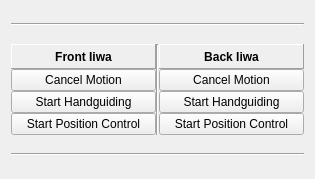
Before: the Qt Designer form iiwas_rqt/resource/IiwasManager.ui in PuzeLiu/iiwas_core, drawn with Qt 5.
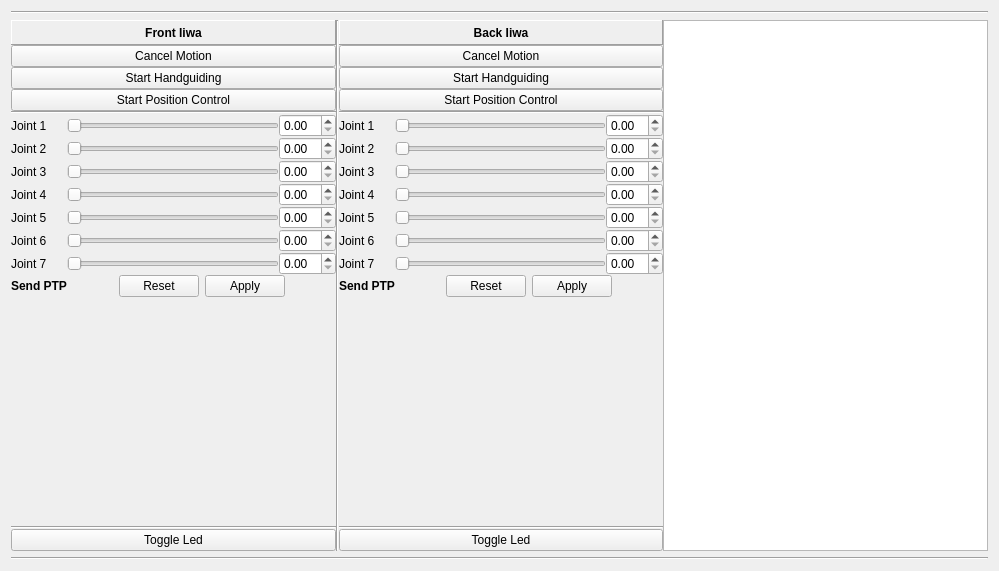
After: the same form once the commit is applied.

What changed in the file:
```diff
--- a/iiwas_rqt/resource/IiwasManager.ui
+++ b/iiwas_rqt/resource/IiwasManager.ui
@@ -6,8 +6,8 @@
    <rect>
     <x>0</x>
     <y>0</y>
-    <width>315</width>
-    <height>179</height>
+    <width>999</width>
+    <height>571</height>
    </rect>
   </property>
   <property name="sizePolicy">
@@ -104,6 +104,204 @@
          </property>
         </widget>
        </item>
+       <item>
+        <widget class="Line" name="line_3">
+         <property name="orientation">
+          <enum>Qt::Horizontal</enum>
+         </property>
+        </widget>
+       </item>
+       <item>
+        <layout class="QFormLayout" name="formLayout">
+         <property name="fieldGrowthPolicy">
+          <enum>QFormLayout::AllNonFixedFieldsGrow</enum>
+         </property>
+         <item row="0" column="0">
+          <widget class="QLabel" name="label_joint_f_1">
+           <property name="text">
+            <string>Joint 1</string>
+           </property>
+          </widget>
+         </item>
+         <item row="0" column="1">
+          <layout class="QHBoxLayout" name="layout_joint_f_1">
+           <item>
+            <widget class="QSlider" name="slider_f_1">
+             <property name="orientation">
+              <enum>Qt::Horizontal</enum>
+             </property>
+            </widget>
+           </item>
+           <item>
+            <widget class="QDoubleSpinBox" name="spin_f_1"/>
+           </item>
+          </layout>
+         </item>
+         <item row="1" column="0">
+          <widget class="QLabel" name="label_joint_f_2">
+           <property name="text">
+            <string>Joint 2</string>
+           </property>
+          </widget>
+         </item>
+         <item row="1" column="1">
+          <layout class="QHBoxLayout" name="layout_joint_f_2">
+           <item>
+            <widget class="QSlider" name="slider_f_2">
+             <property name="orientation">
+              <enum>Qt::Horizontal</enum>
+             </property>
+            </widget>
+           </item>
+           <item>
+            <widget class="QDoubleSpinBox" name="spin_f_2"/>
+           </item>
+          </layout>
+         </item>
+         <item row="2" column="0">
+          <widget class="QLabel" name="label_joint_f_3">
+           <property name="text">
+            <string>Joint 3</string>
+           </property>
+          </widget>
+         </item>
+         <item row="2" column="1">
+          <layout class="QHBoxLayout" name="layout_joint_f_3">
+           <item>
+            <widget class="QSlider" name="slider_f_3">
+             <property name="orientation">
+              <enum>Qt::Horizontal</enum>
+             </property>
+            </widget>
+           </item>
+           <item>
+            <widget class="QDoubleSpinBox" name="spin_f_3"/>
+           </item>
+          </layout>
+         </item>
+         <item row="3" column="0">
+          <widget class="QLabel" name="label_joint_f_4">
+           <property name="text">
+            <string>Joint 4</string>
+           </property>
+          </widget>
+         </item>
+         <item row="3" column="1">
+          <layout class="QHBoxLayout" name="layout_joint_f_4">
+           <item>
+            <widget class="QSlider" name="slider_f_4">
+             <property name="orientation">
+              <enum>Qt::Horizontal</enum>
+             </property>
+            </widget>
+           </item>
+           <item>
+            <widget class="QDoubleSpinBox" name="spin_f_4"/>
+           </item>
+          </layout>
+         </item>
+         <item row="4" column="0">
+          <widget class="QLabel" name="label_joint_f_5">
+           <property name="text">
+            <string>Joint 5</string>
+           </property>
+          </widget>
+         </item>
+         <item row="4" column="1">
+          <layout class="QHBoxLayout" name="layout_joint_f_5">
+           <item>
+            <widget class="QSlider" name="slider_f_5">
+             <property name="orientation">
+              <enum>Qt::Horizontal</enum>
+             </property>
+            </widget>
+           </item>
+           <item>
+            <widget class="QDoubleSpinBox" name="spin_f_5"/>
+           </item>
+          </layout>
+         </item>
+         <item row="5" column="0">
+          <widget class="QLabel" name="label_joint_f_6">
+           <property name="text">
+            <string>Joint 6</string>
+           </property>
+          </widget>
+         </item>
+         <item row="5" column="1">
+          <layout class="QHBoxLayout" name="layout_joint_f_6">
+           <item>
+            <widget class="QSlider" name="slider_f_6">
+             <property name="orientation">
+              <enum>Qt::Horizontal</enum>
+             </property>
+            </widget>
+           </item>
+           <item>
+            <widget class="QDoubleSpinBox" name="spin_f_6"/>
+           </item>
+          </layout>
+         </item>
+         <item row="6" column="0">
+          <widget class="QLabel" name="label_joint_f_7">
+           <property name="text">
+            <string>Joint 7</string>
+           </property>
+          </widget>
+         </item>
+         <item row="6" column="1">
+          <layout class="QHBoxLayout" name="layout_joint_f_7">
+           <item>
+            <widget class="QSlider" name="slider_f_7">
+             <property name="orientation">
+              <enum>Qt::Horizontal</enum>
+             </property>
+            </widget>
+           </item>
+           <item>
+            <widget class="QDoubleSpinBox" name="spin_f_7"/>
+           </item>
+          </layout>
+         </item>
+         <item row="7" column="1">
+          <widget class="QDialogButtonBox" name="buttonBox_f">
+           <property name="standardButtons">
+            <set>QDialogButtonBox::Apply|QDialogButtonBox::Reset</set>
+           </property>
+           <property name="centerButtons">
+            <bool>true</bool>
+           </property>
+          </widget>
+         </item>
+         <item row="7" column="0">
+          <widget class="QLabel" name="ptp_f">
+           <property name="font">
+            <font>
+             <weight>75</weight>
+             <bold>true</bold>
+            </font>
+           </property>
+           <property name="text">
+            <string>Send PTP</string>
+           </property>
+          </widget>
+         </item>
+        </layout>
+       </item>
+       <item>
+        <widget class="Line" name="line_6">
+         <property name="orientation">
+          <enum>Qt::Horizontal</enum>
+         </property>
+        </widget>
+       </item>
+       <item>
+        <widget class="QPushButton" name="toggle_led_f">
+         <property name="text">
+          <string>Toggle Led</string>
+         </property>
+        </widget>
+       </item>
       </layout>
      </item>
      <item>
@@ -176,8 +374,222 @@
          </property>
         </widget>
        </item>
+       <item>
+        <widget class="Line" name="line_5">
+         <property name="orientation">
+          <enum>Qt::Horizontal</enum>
+         </property>
+        </widget>
+       </item>
+       <item>
+        <layout class="QFormLayout" name="formLayout_2">
+         <property name="fieldGrowthPolicy">
+          <enum>QFormLayout::AllNonFixedFieldsGrow</enum>
+         </property>
+         <item row="1" column="0">
+          <widget class="QLabel" name="label_joint_b_1">
+           <property name="text">
+            <string>Joint 1</string>
+           </property>
+          </widget>
+         </item>
+         <item row="1" column="1">
+          <layout class="QHBoxLayout" name="layout_joint_b_1">
+           <item>
+            <widget class="QSlider" name="slider_b_1">
+             <property name="orientation">
+              <enum>Qt::Horizontal</enum>
+             </property>
+            </widget>
+           </item>
+           <item>
+            <widget class="QDoubleSpinBox" name="spin_b_1"/>
+           </item>
+          </layout>
+         </item>
+         <item row="2" column="0">
+          <widget class="QLabel" name="label_joint_b_2">
+           <property name="text">
+            <string>Joint 2</string>
+           </property>
+          </widget>
+         </item>
+         <item row="2" column="1">
+          <layout class="QHBoxLayout" name="layout_joint_b_2">
+           <item>
+            <widget class="QSlider" name="slider_b_2">
+             <property name="orientation">
+              <enum>Qt::Horizontal</enum>
+             </property>
+            </widget>
+           </item>
+           <item>
+            <widget class="QDoubleSpinBox" name="spin_b_2"/>
+           </item>
+          </layout>
+         </item>
+         <item row="3" column="0">
+          <widget class="QLabel" name="label_joint_b_3">
+           <property name="text">
+            <string>Joint 3</string>
+           </property>
+          </widget>
+         </item>
+         <item row="3" column="1">
+          <layout class="QHBoxLayout" name="layout_joint_b_3">
+           <item>
+            <widget class="QSlider" name="slider_b_3">
+             <property name="orientation">
+              <enum>Qt::Horizontal</enum>
+             </property>
+            </widget>
+           </item>
+           <item>
+            <widget class="QDoubleSpinBox" name="spin_b_3"/>
+           </item>
+          </layout>
+         </item>
+         <item row="4" column="0">
+          <widget class="QLabel" name="label_joint_b_4">
+           <property name="text">
+            <string>Joint 4</string>
+           </property>
+          </widget>
+         </item>
+         <item row="4" column="1">
+          <layout class="QHBoxLayout" name="layout_joint_b_4">
+           <item>
+            <widget class="QSlider" name="slider_b_4">
+             <property name="orientation">
+              <enum>Qt::Horizontal</enum>
+             </property>
+            </widget>
+           </item>
+           <item>
+            <widget class="QDoubleSpinBox" name="spin_b_4"/>
+           </item>
+          </layout>
+         </item>
+         <item row="5" column="0">
+          <widget class="QLabel" name="label_joint_b_5">
+           <property name="text">
+            <string>Joint 5</string>
+           </property>
+          </widget>
+         </item>
+         <item row="5" column="1">
+          <layout class="QHBoxLayout" name="layout_joint_b_7">
+           <item>
+            <widget class="QSlider" name="slider_b_7">
+             <property name="orientation">
+              <enum>Qt::Horizontal</enum>
+             </property>
+            </widget>
+           </item>
+           <item>
+            <widget class="QDoubleSpinBox" name="spin_b_7"/>
+           </item>
+          </layout>
+         </item>
+         <item row="6" column="0">
+          <widget class="QLabel" name="label_joint_b_6">
+           <property name="text">
+            <string>Joint 6</string>
+           </property>
+          </widget>
+         </item>
+         <item row="6" column="1">
+          <layout class="QHBoxLayout" name="layout_joint_b_5">
+           <item>
+            <widget class="QSlider" name="slider_b_5">
+             <property name="orientation">
+              <enum>Qt::Horizontal</enum>
+             </property>
+            </widget>
+           </item>
+           <item>
+            <widget class="QDoubleSpinBox" name="spin_b_5"/>
+           </item>
+          </layout>
+         </item>
+         <item row="7" column="0">
+          <widget class="QLabel" name="label_joint_b_7">
+           <property name="text">
+            <string>Joint 7</string>
+           </property>
+          </widget>
+         </item>
+         <item row="7" column="1">
+          <layout class="QHBoxLayout" name="layout_joint_b_6">
+           <item>
+            <widget class="QSlider" name="slider_b_6">
+             <property name="orientation">
+              <enum>Qt::Horizontal</enum>
+             </property>
+            </widget>
+           </item>
+           <item>
+            <widget class="QDoubleSpinBox" name="spin_b_6"/>
+           </item>
+          </layout>
+         </item>
+         <item row="8" column="1">
+          <widget class="QDialogButtonBox" name="buttonBox_b">
+           <property name="standardButtons">
+            <set>QDialogButtonBox::Apply|QDialogButtonBox::Reset</set>
+           </property>
+           <property name="centerButtons">
+            <bool>true</bool>
+           </property>
+          </widget>
+         </item>
+         <item row="8" column="0">
+          <widget class="QLabel" name="ptp_b">
+           <property name="font">
+            <font>
+             <weight>75</weight>
+             <bold>true</bold>
+            </font>
+           </property>
+           <property name="text">
+            <string>Send PTP</string>
+           </property>
+          </widget>
+         </item>
+        </layout>
+       </item>
+       <item>
+        <widget class="Line" name="line_7">
+         <property name="orientation">
+          <enum>Qt::Horizontal</enum>
+         </property>
+        </widget>
+       </item>
+       <item>
+        <widget class="QPushButton" name="toggle_led_b">
+         <property name="text">
+          <string>Toggle Led</string>
+         </property>
+        </widget>
+       </item>
       </layout>
      </item>
+     <item>
+      <widget class="QTextBrowser" name="textBrowser">
+       <property name="sizePolicy">
+        <sizepolicy hsizetype="MinimumExpanding" vsizetype="Expanding">
+         <horstretch>0</horstretch>
+         <verstretch>0</verstretch>
+        </sizepolicy>
+       </property>
+       <property name="minimumSize">
+        <size>
+         <width>300</width>
+         <height>0</height>
+        </size>
+       </property>
+      </widget>
+     </item>
     </layout>
    </item>
    <item>
```
